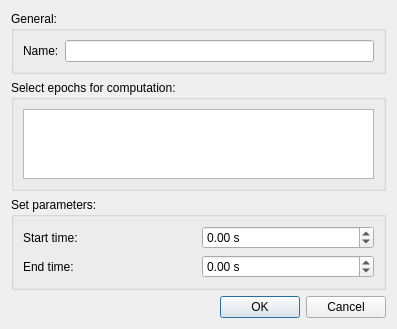
cibr-jyu/meggie, file designer_ui_files/covarianceEpochDialogUi.ui: the form before one commit.
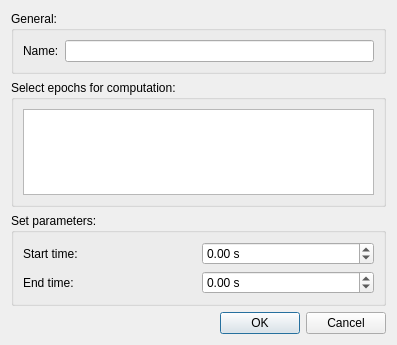
The form after the commit.

Commit message: Fix raw covariance projection error

Patch:
```diff
--- a/designer_ui_files/covarianceEpochDialogUi.ui
+++ b/designer_ui_files/covarianceEpochDialogUi.ui
@@ -7,7 +7,7 @@
     <x>0</x>
     <y>0</y>
     <width>397</width>
-    <height>320</height>
+    <height>345</height>
    </rect>
   </property>
   <property name="windowTitle">
```
Left out of the diff: 2 changed lines with no effect on the pictures. The commit also changes 2 other files.
